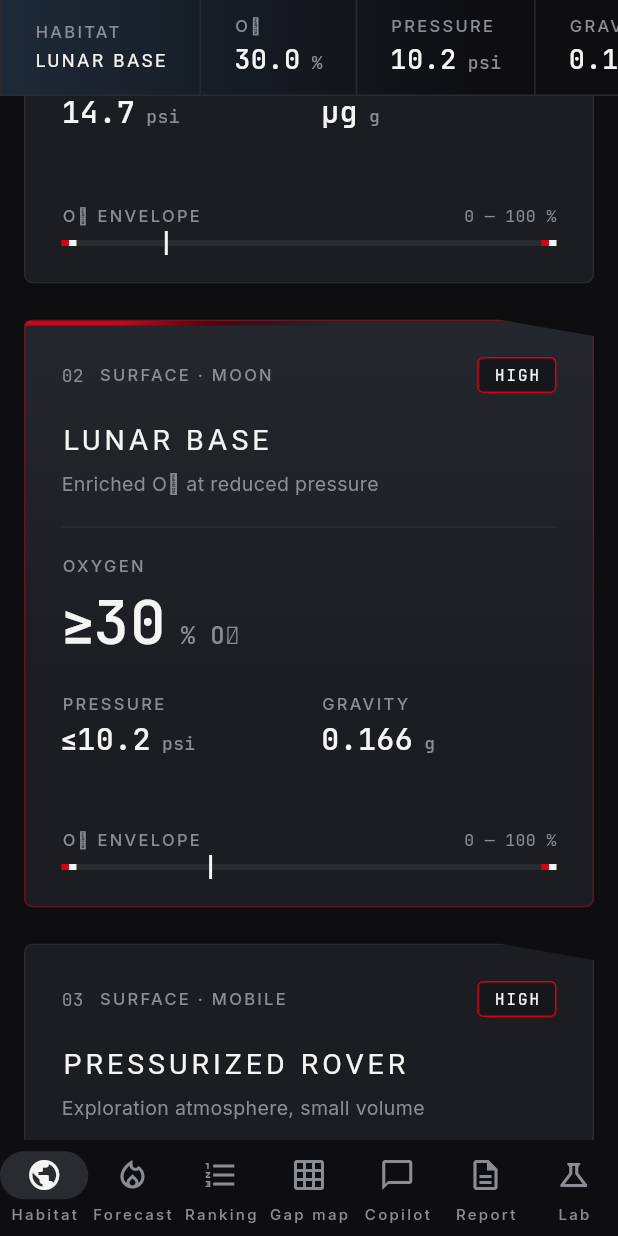
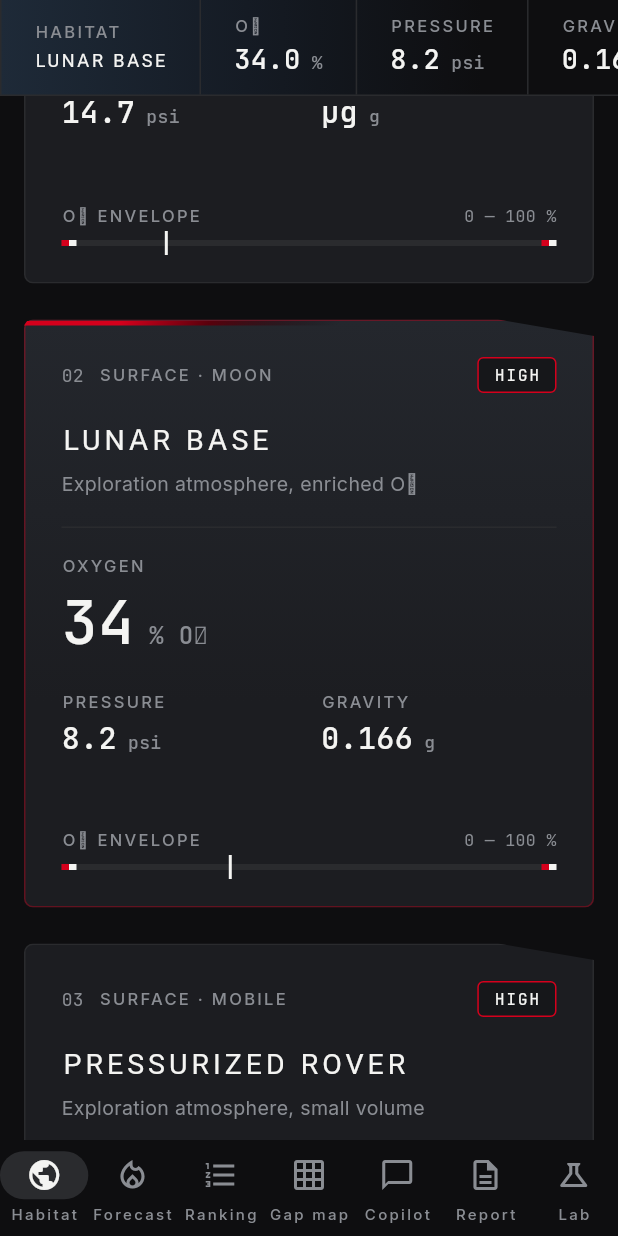
Before and after one commit to miksruiz27-blip/FireStorm, a Flutter app: the screen it shows after launch, scrolled down 576 dp, on a phone screen of 412 x 824 dp. Run offline on Flutter 3.47's test engine with Material 3 defaults, Android fonts, the phone set to English and light mode, and no system bars; our stand-ins replace fl_chart, flutter_riverpod, go_router, google_fonts; missing offline and left inert: genui, json_schema_builder; network calls fail; Roboto replaces fonts that are missing (Michroma).

Commit message:
fix(F1): Lunar Base atmosphere 34 % O2 / 8.2 psia / 0.166 g from one source
The app hardcoded ≥30 % / ≤10.2 psi in lib/data/habitats.dart. Atmospheres
now come only from GET /habitats (bundled snapshot offline); Dart keeps
presentation fields. Lunar gravity unified to 0.166 g in backend constants.
Habitat source left as SOURCE_PENDING: the repo cites the NASA EAWG
8.2 psia / 34 % O2 reports without an NTRS ID.

Co-Authored-By: Claude Opus 5.5 <noreply@anthropic.com>

```diff
--- a/lib/app/theme.dart
+++ b/lib/app/theme.dart
@@ -536,7 +536,7 @@ class MeterBar extends StatelessWidget {
   );
 }
 
-/// Mono number + smaller gray unit: `30.0 %`, `10.2 psi`.
+/// Mono number + smaller gray unit: `34.0 %`, `8.2 psi`.
 class DataValue extends StatelessWidget {
   const DataValue(
     this.value,
--- a/lib/data/habitats.dart
+++ b/lib/data/habitats.dart
@@ -1,6 +1,7 @@
 import 'package:flutter_riverpod/flutter_riverpod.dart';
 
 import '../app/theme.dart';
+import 'api.dart';
 
 /// Gravity rows of the data gap map, top to bottom.
 enum GravityBand {
@@ -22,22 +23,26 @@ class Habitat {
     required this.name,
     required this.blurb,
     required this.o2,
-    required this.o2Label,
     required this.pressure,
-    required this.pressureLabel,
-    required this.gravityLabel,
-    required this.band,
+    required this.g,
     required this.risk,
+    required this.source,
+    this.gravityText,
   });
 
   final String id; // API habitat id
-  final String code, zone, name, blurb;
-  final double o2; // % O₂, positions the envelope tick
-  final String o2Label;
-  final double pressure; // psi
-  final String pressureLabel, gravityLabel;
-  final GravityBand band;
+  final String code, zone, name, blurb, source;
+  final double o2; // % O₂
+  final double pressure; // psia
+  final double g;
+  final String? gravityText; // presentation override (spacesuit spans μg–lunar)
   final TagLevel risk;
+
+  static String _num(double v) => v % 1 == 0 ? v.toStringAsFixed(0) : '$v';
+  String get o2Label => _num(o2);
+  String get pressureLabel => _num(pressure);
+  String get gravityLabel => gravityText ?? (g < 0.05 ? 'μg' : _num(g));
+  GravityBand get band => bandFor(g);
 
   String get riskLabel => switch (risk) {
     TagLevel.neutral => 'NOMINAL',
@@ -46,69 +51,77 @@ class Habitat {
   };
 }
 
-// Atmospheres: design values, verify before mission use.
-const habitats = [
-  Habitat(
-    id: 'iss',
+GravityBand bandFor(double g) => g < 0.05
+    ? GravityBand.micro
+    : g < 0.25
+    ? GravityBand.lunar
+    : g < 0.6
+    ? GravityBand.mars
+    : GravityBand.earth;
+
+/// Presentation only. Atmospheres (O₂, pressure, gravity, source) come from GET /habitats,
+/// the single source of truth; the bundled snapshot answers offline.
+const _presentation = {
+  'iss': (
     code: '01',
     zone: 'LEO · ORBITAL',
-    name: 'ISS',
     blurb: 'Sea-level air, continuous crew',
-    o2: 21,
-    o2Label: '21',
-    pressure: 14.7,
-    pressureLabel: '14.7',
-    gravityLabel: 'μg',
-    band: GravityBand.micro,
     risk: TagLevel.neutral,
+    gravityText: null,
   ),
-  Habitat(
-    id: 'lunar',
+  'lunar': (
     code: '02',
     zone: 'SURFACE · MOON',
-    name: 'Lunar Base',
-    blurb: 'Enriched O₂ at reduced pressure',
-    o2: 30,
-    o2Label: '≥30',
-    pressure: 10.2,
-    pressureLabel: '≤10.2',
-    gravityLabel: '0.166',
-    band: GravityBand.lunar,
+    blurb: 'Exploration atmosphere, enriched O₂',
     risk: TagLevel.high,
+    gravityText: null,
   ),
-  Habitat(
-    id: 'rover',
+  'rover': (
     code: '03',
     zone: 'SURFACE · MOBILE',
-    name: 'Pressurized Rover',
     blurb: 'Exploration atmosphere, small volume',
-    o2: 34,
-    o2Label: '34',
-    pressure: 8.2,
-    pressureLabel: '8.2',
-    gravityLabel: '0.166',
-    band: GravityBand.lunar,
     risk: TagLevel.high,
+    gravityText: null,
   ),
-  Habitat(
-    id: 'eva',
+  'eva': (
     code: '04',
     zone: 'EVA',
-    name: 'Spacesuit',
     blurb: 'Pure oxygen, lowest pressure',
-    o2: 100,
-    o2Label: '100',
-    pressure: 4.3,
-    pressureLabel: '4.3',
-    gravityLabel: 'μg–0.17',
-    band: GravityBand.lunar,
     risk: TagLevel.critical,
+    gravityText: 'μg–0.17',
   ),
-];
+};
+
+/// Filled by [loadHabitats] before the app starts.
+List<Habitat> habitats = const [];
+
+Future<void> loadHabitats() async {
+  final rows = (await getJson('/habitats', snapshot: 'habitats.json') as List)
+      .cast<Map>();
+  final byId = {for (final r in rows) r['id'] as String: r};
+  habitats = [
+    for (final MapEntry(key: id, value: p) in _presentation.entries)
+      if (byId[id] case final r?)
+        Habitat(
+          id: id,
+          code: p.code,
+          zone: p.zone,
+          name: r['name'] as String,
+          blurb: p.blurb,
+          o2: (r['o2_pct'] as num).toDouble(),
+          pressure: (r['pressure_psia'] as num).toDouble(),
+          g: (r['gravity_g'] as num).toDouble(),
+          risk: p.risk,
+          source: r['source'] as String,
+          gravityText: p.gravityText,
+        ),
+  ];
+}
 
 class SelectedHabitat extends Notifier<Habitat> {
   @override
-  Habitat build() => habitats[1];
+  Habitat build() =>
+      habitats.firstWhere((h) => h.id == 'lunar', orElse: () => habitats.first);
   void select(Habitat h) => state = h;
 }
 
```
Also changed, not shown: assets/snapshot/habitats.json (+13 -13 lines), lib/data/gap_map.dart (+0 -8 lines), lib/main.dart (+6 -1 lines), 10 other files.
